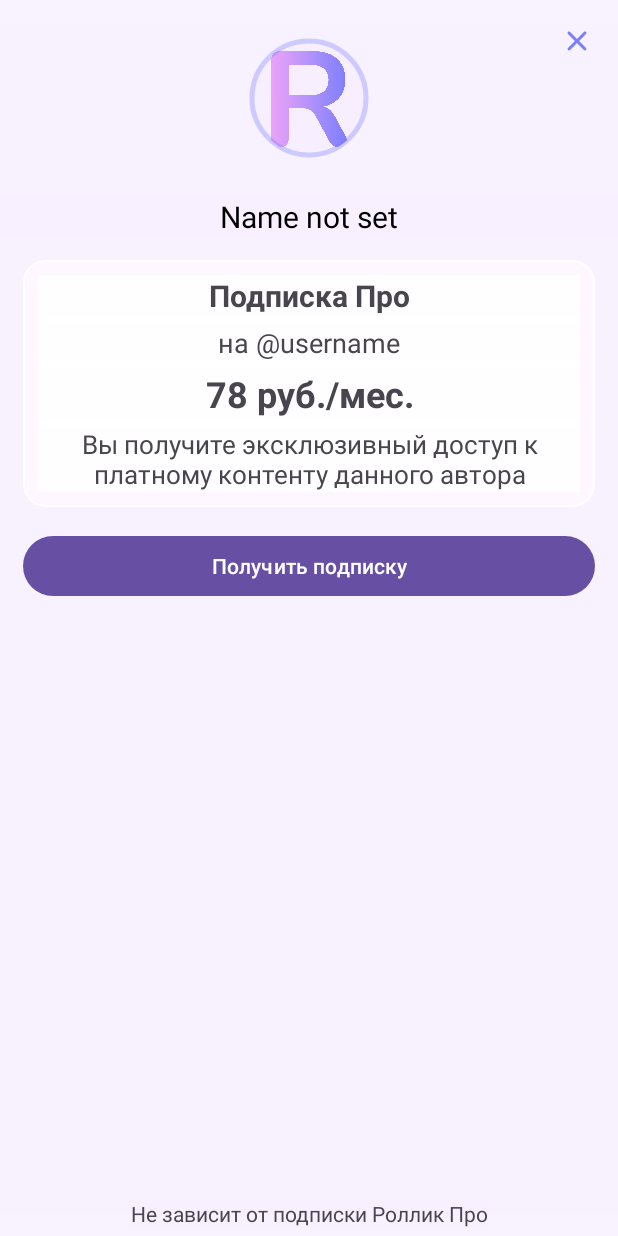
After one commit to loviagin/Rollic, an Android app: the PayUserActivity screen opened directly, with no data from a screen before it, on a phone screen of 412 x 824 dp. The commit adds this screen. Run offline under Robolectric (Android 15) with nearby library versions, the phone set to English and light mode, and no system bars; our stand-ins replace Picasso; libraries missing offline, so code that uses them is left out: ru.yoomoney.sdk; pictures from the network do not load.

Commit message:
Adding paying func

```diff
--- a/app/build.gradle
+++ b/app/build.gradle
@@ -27,6 +27,7 @@ android {
         targetSdk 33
         versionCode 19
         versionName '0.3 - beta'
+        resValue "string", "ym_app_scheme", "rollic"
 
         testInstrumentationRunner "androidx.test.runner.AndroidJUnitRunner"
         signingConfig signingConfigs.release
@@ -60,9 +61,9 @@ dependencies {
 //    implementation 'com.timehop.stickyheadersrecyclerview:library:0.4.3'
     implementation 'com.commit451:PhotoView:1.2.4'
     implementation 'com.google.android.material:material:1.7.0'
-//    implementation "ru.yoomoney.sdk.kassa.payments:yookassa-android-sdk:6.8.0"
     implementation 'androidx.constraintlayout:constraintlayout:2.1.4'
     implementation 'com.yandex.android:mobileads:5.10.0'
+    implementation 'ru.yoomoney.sdk.kassa.payments:yookassa-android-sdk:6.8.0'
     implementation 'com.onesignal:OneSignal:[4.0.0, 4.99.99]'
     api 'com.theartofdev.edmodo:android-image-cropper:2.8.0'
     implementation 'com.squareup.picasso:picasso:2.71828'
--- a/app/src/main/java/com/loviagin/rollic/UserData.java
+++ b/app/src/main/java/com/loviagin/rollic/UserData.java
@@ -12,6 +12,7 @@ public class UserData {
     public static List<String> posts;
     public static List<String> subscribers;
     public static List<String> subscriptions;
+    public static List<String> paidSub = new LinkedList<>();
     public static List<Post> usrPosts = new LinkedList<>();
     public static List<Post> dynPosts = new LinkedList<>();
     public static List<Video> dynVideos = new LinkedList<>();
@@ -31,6 +32,10 @@ public class UserData {
         subscribers = null;
         subscriptions = null;
         usrPosts = new LinkedList<>();
+        dynVideos = new LinkedList<>();
         dynPosts = new LinkedList<>();
+        paidSub = new LinkedList<>();
+        likPosts = new LinkedList<>();
+        self_messages = new LinkedList<>();
     }
 }
--- a/app/src/main/java/com/loviagin/rollic/activities/pro/PaidFeedActivity.java
+++ b/app/src/main/java/com/loviagin/rollic/activities/pro/PaidFeedActivity.java
@@ -82,7 +82,7 @@ public class PaidFeedActivity extends AppCompatActivity {
                                 if (task.isSuccessful()) {
                                     for (QueryDocumentSnapshot document : task.getResult()) {
                                         User user = document.toObject(User.class);
-                                        adapter.addPaidPost(new PaidPost(user.getF_name(), user.getPosts()));
+                                        adapter.addPaidPost(new PaidPost(user.getF_name(), user.getPosts(), user.getAvatarUrl()));
                                     }
                                 }
                             }
--- /dev/null
+++ b/app/src/main/java/com/loviagin/rollic/activities/pro/PayUserActivity.java
@@ -0,0 +1,181 @@
+package com.loviagin.rollic.activities.pro;
+
+import static com.loviagin.rollic.Constants.USER_UID;
+
+import android.content.Intent;
+import android.net.Uri;
+import android.os.AsyncTask;
+import android.os.Bundle;
+import android.util.Log;
+import android.widget.Button;
+import android.widget.ImageButton;
+import android.widget.TextView;
+import android.widget.Toast;
+
+import androidx.appcompat.app.AppCompatActivity;
+
+import com.google.android.material.imageview.ShapeableImageView;
+import com.loviagin.rollic.R;
+import com.squareup.picasso.Picasso;
+
+import org.json.JSONException;
+import org.json.JSONObject;
+
+import java.io.IOException;
+import java.math.BigDecimal;
+import java.util.Currency;
+import java.util.HashSet;
+import java.util.Set;
+
+import okhttp3.OkHttpClient;
+import okhttp3.Request;
+import okhttp3.Response;
+import ru.yoomoney.sdk.kassa.payments.Checkout;
+import ru.yoomoney.sdk.kassa.payments.TokenizationResult;
+import ru.yoomoney.sdk.kassa.payments.checkoutParameters.Amount;
+import ru.yoomoney.sdk.kassa.payments.checkoutParameters.GooglePayParameters;
+import ru.yoomoney.sdk.kassa.payments.checkoutParameters.PaymentMethodType;
+import ru.yoomoney.sdk.kassa.payments.checkoutParameters.PaymentParameters;
+import ru.yoomoney.sdk.kassa.payments.checkoutParameters.SavePaymentMethod;
+import ru.yoomoney.sdk.kassa.payments.checkoutParameters.TestParameters;
+
+public class PayUserActivity extends AppCompatActivity {
+
+    private static final int REQUEST_CODE_TOKENIZE = 349874589;
+    private static final int REQUEST_CODE_CONFIRM = 6786;
+    private ImageButton buttonClose;
+    private Button buttonPay;
+    private TextView textViewNickname, textViewName;
+    private ShapeableImageView imageView;
+    private String nickname;
+
+    @Override
+    protected void onCreate(Bundle savedInstanceState) {
+        super.onCreate(savedInstanceState);
+        setContentView(R.layout.activity_pay_user);
+
+        buttonClose = findViewById(R.id.ibCloseUserPay);
+        buttonPay = findViewById(R.id.bPayUserPro);
+        textViewName = findViewById(R.id.tvNameUserPay);
+        textViewNickname = findViewById(R.id.tvNicknameUserPay);
+        imageView = findViewById(R.id.ivAvatarPayUser);
+
+        buttonClose.setOnClickListener(view -> finish());
+
+        Intent intent = getIntent();
+        if (intent.hasExtra(USER_UID)) {
+            String cUser = intent.getStringExtra(USER_UID);
+            String name = intent.getStringExtra("name");
+            nickname = intent.getStringExtra("nickname");
+            String avatar = intent.getStringExtra("avatar") != null ? intent.getStringExtra("avatar") : "";
+
+            textViewName.setText(name);
+            textViewNickname.setText(String.format("на %s", nickname));
+            Picasso.get().load(Uri.parse(avatar)).placeholder(R.drawable.user).into(imageView);
+
+            buttonPay.setOnClickListener(view -> startTokenize());
+        }
+    }
+
+    void startTokenize() {
+        Set<PaymentMethodType> paymentMethodTypes = new HashSet<PaymentMethodType>(){{
+            add(PaymentMethodType.SBERBANK); // selected payment method - SberPay
+//            add(PaymentMethodType.YOO_MONEY); // selected payment method - YooMoney
+            add(PaymentMethodType.BANK_CARD); // selected payment method - Bank card
+        }};
+        PaymentParameters paymentParameters = new PaymentParameters(
+                new Amount(BigDecimal.valueOf(10), Currency.getInstance("RUB")),
+                "Оплата подписки на пользователя @" + nickname,
+                "Вы получите эксклюзивный доступ к платному контенту автора",
+                "live_MjUwMDIx65a3FhMyJYmfuZ9BHJS7yvmdbzrTFFfkMe0", // key for client apps from the YooMoney Merchant Profile
+                "250021", // ID of the store in the YooMoney system
+                SavePaymentMethod.OFF, // flag of the disabled option to save payment methods
+                paymentMethodTypes // the full list of available payment methods has been provided
+//                "", // gatewayId of the store for Google Pay payments (required if payment methods include Google Pay)
+//                "https://rollic.ru", //  url of the page (only https is supported) that the user should be returned to after completing 3ds. Must be used only when own Activity for the 3ds url is used.
+//                "", // user's phone number for autofilling the user phone number field in SberPay. Supported data format: "+7XXXXXXXXXX"
+//                new GooglePayParameters(), // settings for tokenization via GooglePay,
+//                "Lq21TIHOUFFRvkpbIWELXxV_U3e6z_NrjKxPEIZzGfnSQ-sd6l4BhmQs9v25Z09a"
+        );
+        TestParameters testParameters = new TestParameters(
+                true
+        );
+        Intent intent = Checkout.createTokenizeIntent(this, paymentParameters, testParameters);
+        startActivityForResult(intent, REQUEST_CODE_TOKENIZE);
+    }
+
+    @Override
+    protected void onActivityResult(int requestCode, int resultCode, Intent data) {
+        super.onActivityResult(requestCode, resultCode, data);
+
+        if (requestCode == REQUEST_CODE_TOKENIZE) {
+            Log.e("TAG2456", "HERE");
+            switch (resultCode) {
+                case RESULT_OK:
+                    // successful tokenization
+                    TokenizationResult result = Checkout.createTokenizationResult(data);
+                    switch (result.getPaymentMethodType()){
+                        case BANK_CARD:
+                            start3DSecure();
+                            break;
+                        case SBERBANK:
+                            startConfirmSberPay();
+                            break;
+                    }
+                    break;
+                case RESULT_CANCELED:
+                    // user canceled tokenization
+
+                    break;
+            }
+        } else if (requestCode == REQUEST_CODE_CONFIRM) {
+            Log.e("TAG2456", "HERE2");
+            switch (resultCode) {
+                case RESULT_OK:
+                    // 3ds process completed
+                    // No guarantee of success
+                    break;
+                case RESULT_CANCELED:
+                    // The 3ds screen was closed
+                    break;
+                case Checkout.RESULT_ERROR:
+                    // An error occurred during 3ds (no connection or another reason)
+                    // More information can be found in data
+                    // data.getIntExtra(Checkout.EXTRA_ERROR_CODE) - error code from WebViewClient.ERROR_* or Checkout.ERROR_NOT_HTTPS_URL
+                    // data.getStringExtra(Checkout.EXTRA_ERROR_DESCRIPTION) - error description (may be missing)
+                    // data.getStringExtra(Checkout.EXTRA_ERROR_FAILING_URL) - url where the error occurred (may be missing)
+                    break;
+            }
+        }
+    }
+
+    void start3DSecure() {
+        Intent intent = Checkout.createConfirmationIntent(this, "https://3dsurl.com/", PaymentMethodType.BANK_CARD);
+        startActivityForResult(intent, REQUEST_CODE_CONFIRM);
+    }
+
+    void startConfirmSberPay() {
+        Intent intent = Checkout.createConfirmationIntent(this, "rollic://invoicing/sberpay", PaymentMethodType.SBERBANK);
+        startActivityForResult(intent, REQUEST_CODE_CONFIRM);
+    }
+
+//    void startYooMoneyTokenize() {
+//        Set<PaymentMethodType> paymentMethodTypes = new HashSet<>();
+//        PaymentParameters paymentParameters = new PaymentParameters(
+//                new Amount(BigDecimal.TEN, Currency.getInstance("RUB")),
+//                "Product name",
+//                "Product description",
+//                "live_thisKeyIsNotReal", // key for client apps from the YooMoney Merchant Profile (https://yookassa.ru/my/api-keys-settings)
+//                "12345", // ID of the store in the YooMoney system
+//                SavePaymentMethod.OFF, // flag of the disabled option to save payment methods
+//                paymentMethodTypes.add(PaymentMethodType.YOO_MONEY), // selected payment method: YooMoney wallet,
+//                null, // gatewayId of the store for Google Pay payments (required if payment methods include Google Pay)
+//                null, // url of the page (only https is supported) that the user should be returned to after completing 3ds. Must be used only when own Activity for the 3ds url is used.
+//                null, // user's phone number for autofilling the user phone number field in SberPay. Supported data format: "+7XXXXXXXXXX"
+//                null, // settings for tokenization via GooglePay,
+//                "example_authCenterClientId" // authCenterClientId: ID received upon registering the app on the https://yookassa.ru website
+//        );
+//        Intent intent = Checkout.createTokenizeIntent(this, paymentParameters);
+//        startActivityForResult(intent, REQUEST_CODE_TOKENIZE);
+//    }
+}
--- a/app/src/main/res/layout/activity_paid_feed.xml
+++ b/app/src/main/res/layout/activity_paid_feed.xml
@@ -43,6 +43,7 @@
         android:id="@+id/rvPaidFeedPosts"
         android:layout_width="match_parent"
         android:layout_height="0dp"
+        android:paddingTop="5dp"
         android:layout_marginTop="10dp"
         app:layout_constraintBottom_toBottomOf="parent"
         app:layout_constraintEnd_toEndOf="parent"
--- /dev/null
+++ b/app/src/main/res/layout/activity_pay_user.xml
@@ -0,0 +1,124 @@
+<?xml version="1.0" encoding="utf-8"?>
+<androidx.constraintlayout.widget.ConstraintLayout xmlns:android="http://schemas.android.com/apk/res/android"
+    xmlns:app="http://schemas.android.com/apk/res-auto"
+    xmlns:tools="http://schemas.android.com/tools"
+    android:layout_width="match_parent"
+    android:layout_height="match_parent"
+    tools:context=".activities.pro.PayUserActivity">
+
+    <ImageButton
+        android:id="@+id/ibCloseUserPay"
+        android:layout_width="wrap_content"
+        android:layout_height="wrap_content"
+        app:layout_constraintEnd_toEndOf="parent"
+        app:layout_constraintTop_toTopOf="parent"
+        android:background="@color/transparent"
+        android:layout_margin="15dp"
+        app:srcCompat="@drawable/fi_rr_cancel" />
+
+    <LinearLayout
+        android:layout_width="match_parent"
+        android:layout_height="match_parent"
+        android:orientation="vertical"
+        app:layout_constraintBottom_toBottomOf="parent"
+        app:layout_constraintEnd_toEndOf="parent"
+        app:layout_constraintStart_toStartOf="parent"
+        app:layout_constraintTop_toTopOf="parent"
+        android:layout_marginVertical="15dp">
+
+        <com.google.android.material.imageview.ShapeableImageView
+            android:id="@+id/ivAvatarPayUser"
+            android:layout_width="80dp"
+            android:layout_height="80dp"
+            android:layout_gravity="center_horizontal"
+            android:layout_margin="10dp"
+            android:padding="2dp"
+            android:scaleType="centerCrop"
+            app:shapeAppearanceOverlay="@style/ImageCircle"
+            app:srcCompat="@drawable/fav"
+            app:strokeColor="@color/blue50"
+            app:strokeWidth="3dp" />
+
+        <TextView
+            android:id="@+id/tvNameUserPay"
+            android:layout_width="match_parent"
+            android:layout_height="wrap_content"
+            android:layout_marginTop="15dp"
+            android:text="@string/name_not_entered_str"
+            android:textAlignment="center"
+            android:textColor="@color/black"
+            android:textSize="20sp" />
+
+        <com.google.android.material.card.MaterialCardView
+            android:layout_width="match_parent"
+            android:layout_height="wrap_content"
+            app:strokeColor="@color/white"
+            app:cardCornerRadius="15dp"
+            android:layout_marginVertical="15dp"
+            android:layout_marginHorizontal="15dp">
+
+            <LinearLayout
+                android:layout_width="match_parent"
+                android:layout_height="match_parent"
+                android:layout_margin="10dp"
+                android:background="@color/white"
+                android:orientation="vertical">
+
+                <TextView
+                    android:id="@+id/textView32"
+                    android:layout_width="match_parent"
+                    android:layout_height="wrap_content"
+                    android:text="Подписка Про"
+                    android:textSize="20sp"
+                    android:textStyle="bold"
+                    android:textAlignment="center"/>
+
+                <TextView
+                    android:id="@+id/tvNicknameUserPay"
+                    android:layout_width="match_parent"
+                    android:layout_height="wrap_content"
+                    android:layout_marginTop="5dp"
+                    android:text="на \@username"
+                    android:textSize="18sp"
+                    android:textAlignment="center"/>
+
+                <TextView
+                    android:id="@+id/textView33"
+                    android:layout_width="match_parent"
+                    android:layout_height="wrap_content"
+                    android:layout_marginTop="5dp"
+                    android:text="78 руб./мес."
+                    android:textSize="24sp"
+                    android:textStyle="bold"
+                    android:textAlignment="center"/>
+
+                <TextView
+                    android:id="@+id/textView34"
+                    android:layout_width="match_parent"
+                    android:layout_height="wrap_content"
+                    android:layout_marginTop="5dp"
+                    android:textAlignment="center"
+                    android:text="Вы получите эксклюзивный доступ к платному контенту данного автора"
+                    android:textSize="17sp"/>
+            </LinearLayout>
+        </com.google.android.material.card.MaterialCardView>
+
+        <Button
+            android:id="@+id/bPayUserPro"
+            android:layout_width="match_parent"
+            android:layout_height="wrap_content"
+            android:layout_marginHorizontal="15dp"
+            android:text="Получить подписку" />
+    </LinearLayout>
+
+    <TextView
+        android:id="@+id/textView36"
+        android:layout_width="wrap_content"
+        android:layout_height="wrap_content"
+        android:layout_marginBottom="5dp"
+        android:text="Не зависит от подписки Роллик Про"
+        app:layout_constraintBottom_toBottomOf="parent"
+        app:layout_constraintEnd_toEndOf="parent"
+        app:layout_constraintStart_toStartOf="parent" />
+
+</androidx.constraintlayout.widget.ConstraintLayout>
--- a/app/src/main/res/layout/ad_item.xml
+++ b/app/src/main/res/layout/ad_item.xml
@@ -22,6 +22,7 @@
             android:minHeight="80dp" />
 
         <TextView
+            android:id="@+id/tvAdViewMain"
             android:layout_width="match_parent"
             android:layout_height="wrap_content"
             android:layout_marginTop="5dp"
```
Also changed, not shown: app/src/main/AndroidManifest.xml (+16 -4 lines), app/src/main/java/com/loviagin/rollic/activities/AccountActivity.java (+11 -2 lines), app/src/main/java/com/loviagin/rollic/activities/MainActivity.java (+28 -18 lines), app/src/main/java/com/loviagin/rollic/activities/SearchActivity.java (+7 -1 lines), app/src/main/java/com/loviagin/rollic/adapters/PaidFeedAdapter.java (+16 -0 lines), app/src/main/java/com/loviagin/rollic/adapters/PostsAdapter.java (+29 -12 lines), app/src/main/java/com/loviagin/rollic/models/PaidPost.java (+11 -2 lines), app/src/main/res/layout/header_post_layout.xml (+16 -0 lines), app/src/main/res/layout/paid_feed_item.xml (+26 -6 lines).
